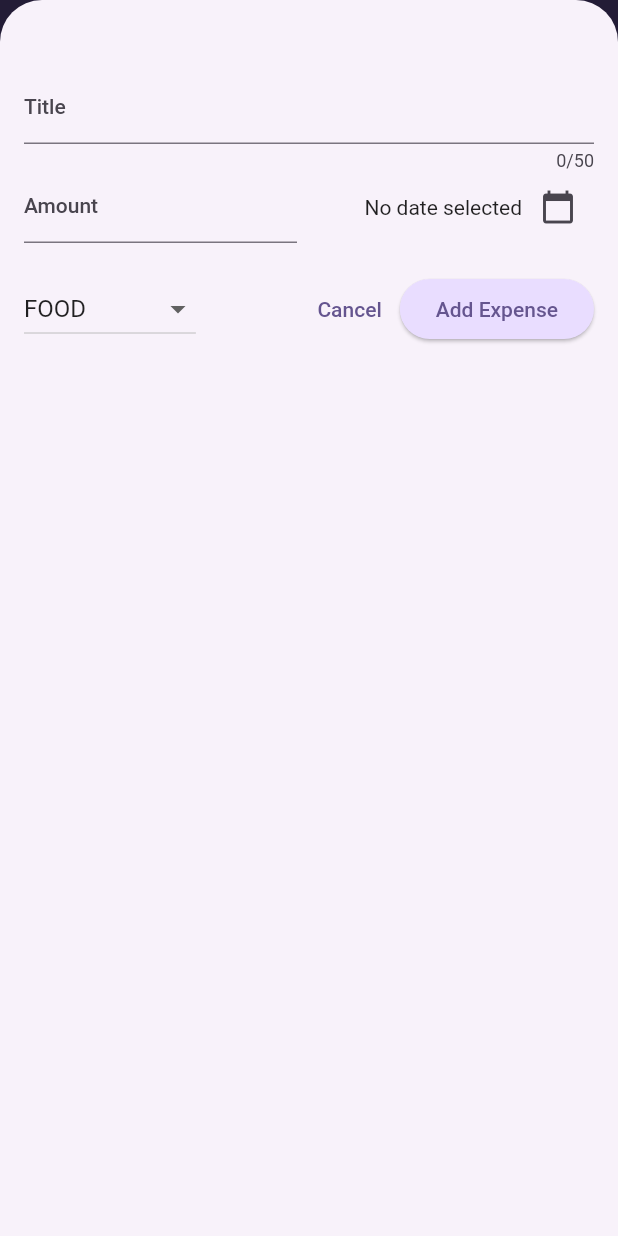
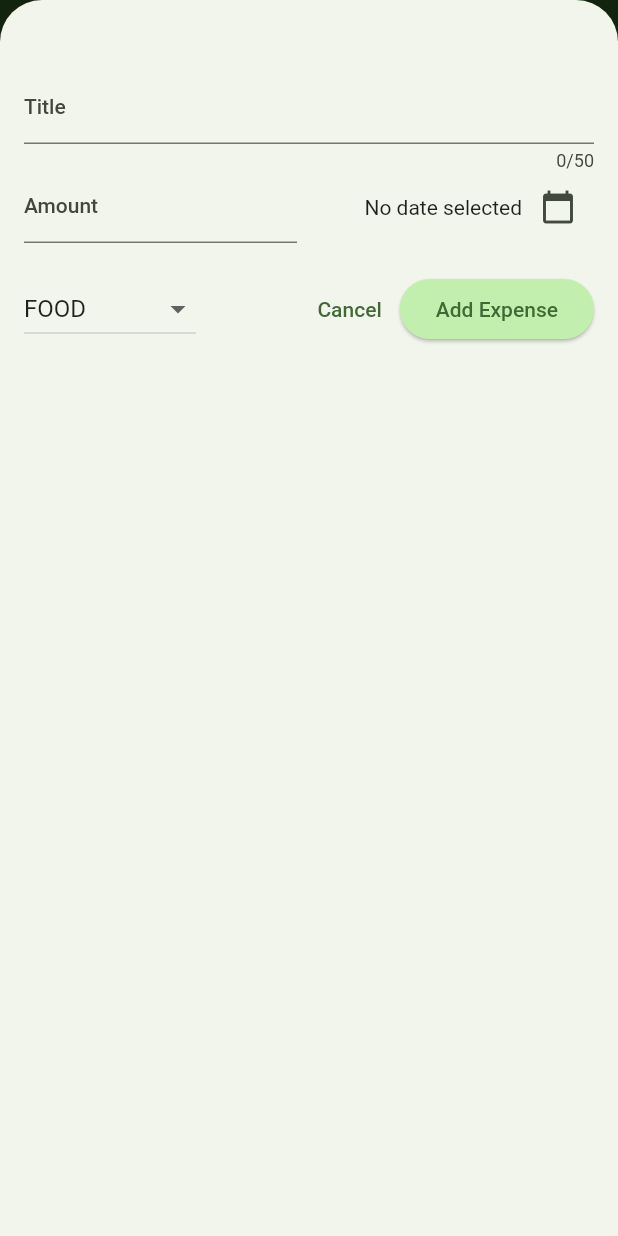
Before and after one commit to abdelbasset-mg/expenses_tracker, a Flutter app: the screen it shows after launch, after a tap on the "add" icon, on a phone screen of 412 x 824 dp. Run offline on Flutter 3.47's test engine with Material 2 defaults, Android fonts, the phone set to English and light mode, and no system bars.

Commit message:
last touches

```diff
--- a/lib/main.dart
+++ b/lib/main.dart
@@ -2,10 +2,10 @@ import 'package:flutter/material.dart';
 import 'package:expenses_tracker/widgets/expenses.dart';
 
 var kColorScheme =
-    ColorScheme.fromSeed(seedColor: const Color.fromARGB(255, 96, 59, 181));
+    ColorScheme.fromSeed(seedColor: Color.fromARGB(255, 67, 255, 25));
 
 var kDarkScheme =
-    ColorScheme.fromSeed(seedColor: const Color.fromARGB(255,5, 99, 125),brightness: Brightness.dark);
+    ColorScheme.fromSeed(seedColor: Color.fromARGB(255, 67, 255, 25),brightness: Brightness.dark);
 
 void main() {
   runApp(
@@ -14,7 +14,7 @@ void main() {
           useMaterial3: true,
           colorScheme: kDarkScheme,
           cardTheme: const CardTheme().copyWith(
-            color: kDarkScheme.secondaryContainer,
+            color: kDarkScheme.primaryContainer,
             margin: const EdgeInsets.symmetric(
               horizontal: 16,
               vertical: 8,
@@ -37,7 +37,7 @@ void main() {
             foregroundColor: kColorScheme.primaryContainer,
           ),
           cardTheme: const CardTheme().copyWith(
-            color: kColorScheme.secondaryContainer,
+            color: kColorScheme.primaryContainer,
             margin: const EdgeInsets.symmetric(
               horizontal: 16,
               vertical: 8,
```
